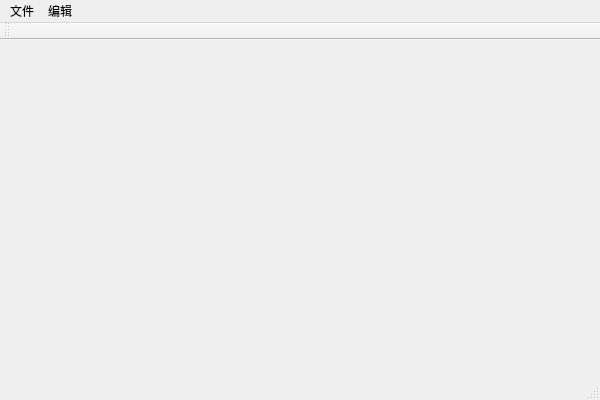
Old version of the form Project05/Project05/MainWindow.ui in the repository DoLovya/QtTest.
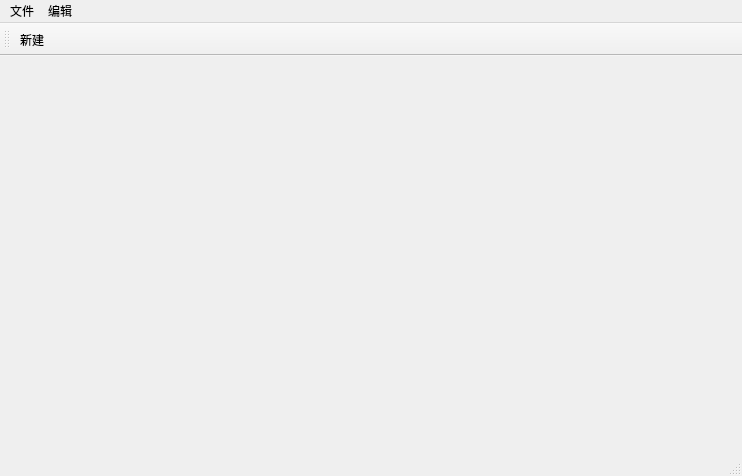
New version of the form.

```diff
--- a/Project05/Project05/MainWindow.ui
+++ b/Project05/Project05/MainWindow.ui
@@ -6,8 +6,8 @@
    <rect>
     <x>0</x>
     <y>0</y>
-    <width>600</width>
-    <height>400</height>
+    <width>742</width>
+    <height>476</height>
    </rect>
   </property>
   <property name="windowTitle">
@@ -19,7 +19,7 @@
     <rect>
      <x>0</x>
      <y>0</y>
-     <width>600</width>
+     <width>742</width>
      <height>23</height>
     </rect>
    </property>
@@ -27,7 +27,7 @@
     <property name="title">
      <string>文件</string>
     </property>
-    <addaction name="actionNew_File"/>
+    <addaction name="actionNew"/>
    </widget>
    <widget class="QMenu" name="menu_2">
     <property name="title">
@@ -44,11 +44,12 @@
    <attribute name="toolBarBreak">
     <bool>false</bool>
    </attribute>
+   <addaction name="actionNew"/>
   </widget>
   <widget class="QStatusBar" name="statusBar"/>
-  <action name="actionNew_File">
+  <action name="actionNew">
    <property name="text">
-    <string>New File</string>
+    <string>新建</string>
    </property>
   </action>
  </widget>
```
